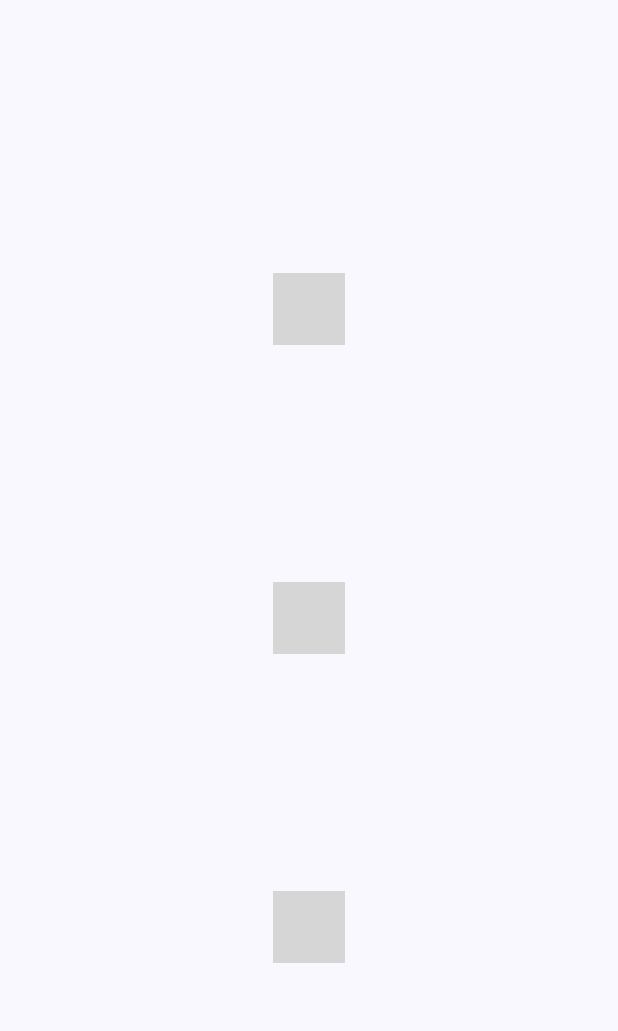
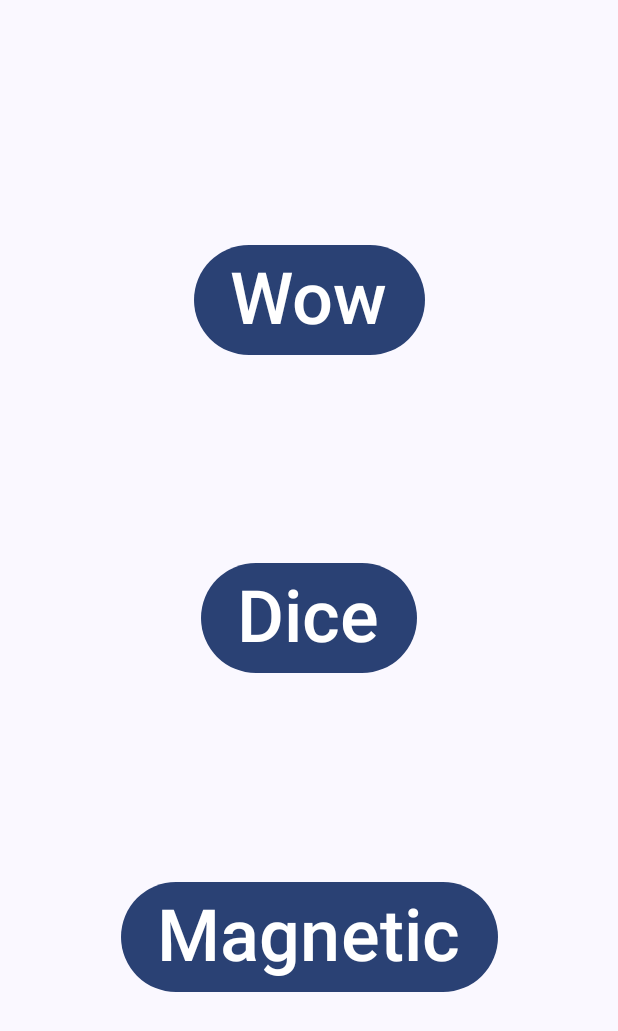
Before and after one commit to Michaelsoft-Riley/Simple_Soundboard, an Android app built with Jetpack Compose: the screen it shows after launch (MainActivity), on a phone screen of 412 x 824 dp. Shown: the top 1031 px of the screen. Run offline under Robolectric (Android 15) with nearby library versions, the light colour scheme and no system bars; grey boxes are pictures that could not be loaded.

Commit message:
Added string resources

```diff
--- a/app/src/main/res/values/strings.xml
+++ b/app/src/main/res/values/strings.xml
@@ -1,3 +1,6 @@
 <resources>
     <string name="app_name">Simple_Soundboard</string>
+    <string name="wow">Wow</string>
+    <string name="dice">Dice</string>
+    <string name="magnetic">Magnetic</string>
 </resources>
```
